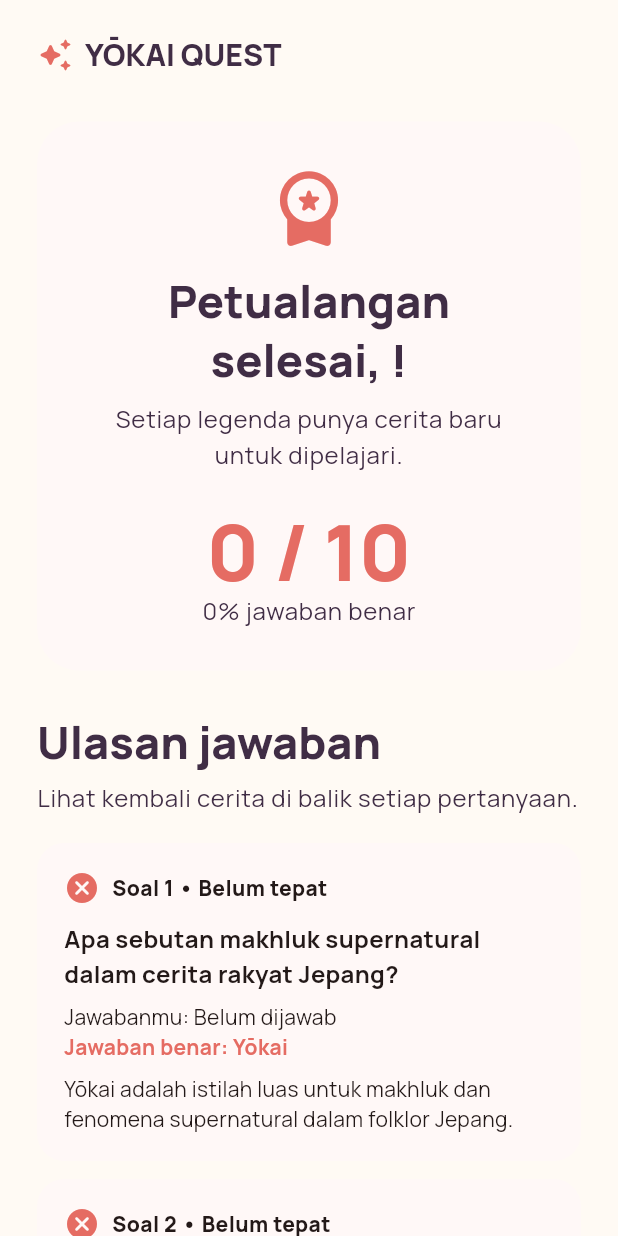
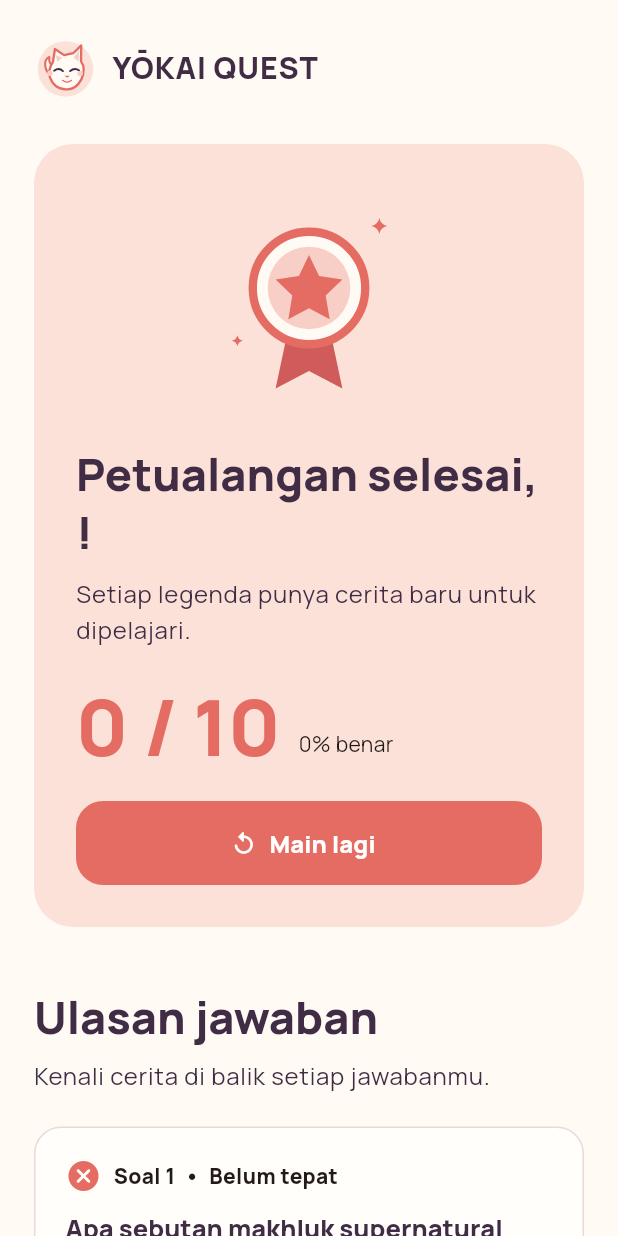
Before and after one commit to ZeaLIsHere/UTS_PM5_TariqRahmadari-241401021, a Flutter app: the ResultPage screen opened directly with empty values, on a phone screen of 412 x 824 dp. Run offline on Flutter 3.47's test engine with Material 3 defaults, Android fonts, the phone set to English and light mode, and no system bars; our stand-ins replace flutter_svg.

Commit message:
feat: redesign results with seal and readable answer review

```diff
--- a/lib/features/result/result_page.dart
+++ b/lib/features/result/result_page.dart
@@ -1,8 +1,10 @@
 import 'package:flutter/material.dart';
+import 'package:flutter_svg/flutter_svg.dart';
 
 import '../../core/app_theme.dart';
 import '../../features/quiz/question.dart';
 import '../../features/quiz/quiz_session.dart';
+import '../../widgets/brand_header.dart';
 import '../../widgets/primary_button.dart';
 
 class ResultPage extends StatelessWidget {
@@ -12,101 +14,129 @@ class ResultPage extends StatelessWidget {
   @override
   Widget build(BuildContext context) {
     final theme = Theme.of(context);
+    final width = MediaQuery.sizeOf(context).width;
+    final gutter = (width * .055).clamp(20.0, 52.0);
     final score = session.score;
     final percentage = (score / questions.length * 100).round();
     return Scaffold(
       body: SafeArea(
         child: Center(
           child: ConstrainedBox(
-            constraints: const BoxConstraints(maxWidth: 780),
+            constraints: const BoxConstraints(maxWidth: 1200),
             child: SingleChildScrollView(
-              padding: EdgeInsets.symmetric(
-                horizontal: (MediaQuery.sizeOf(context).width * .06).clamp(
-                  20.0,
-                  48.0,
-                ),
-                vertical: 24,
+              padding: EdgeInsets.fromLTRB(gutter, 24, gutter, 48),
+              child: LayoutBuilder(
+                builder: (context, box) {
+                  final wide = box.maxWidth >= 820;
+                  final summary = Container(
+                    padding: const EdgeInsets.all(28),
+                    decoration: BoxDecoration(
+                      color: theme.brightness == Brightness.dark
+                          ? AppTheme.darkSurface
+                          : AppTheme.blush,
+                      borderRadius: BorderRadius.circular(26),
                     ),
                     child: Column(
                       crossAxisAlignment: CrossAxisAlignment.start,
                       children: [
-                  Row(
-                    children: [
-                      const Icon(
-                        Icons.auto_awesome_rounded,
-                        color: AppTheme.coral,
+                        Center(
+                          child: SvgPicture.asset(
+                            'assets/svg/result_seal.svg',
+                            height: wide ? 195 : 150,
+                            semanticsLabel: 'Lencana hasil kuis',
                           ),
-                      const SizedBox(width: 8),
-                      Text('YŌKAI QUEST', style: theme.textTheme.titleLarge),
-                    ],
                         ),
-                  const SizedBox(height: 32),
-                  Container(
-                    width: double.infinity,
-                    padding: const EdgeInsets.all(28),
-                    decoration: BoxDecoration(
-                      color: theme.colorScheme.surface,
-                      borderRadius: BorderRadius.circular(28),
-                    ),
-                    child: Column(
-                      children: [
-                        const Icon(
-                          Icons.workspace_premium_rounded,
-                          color: AppTheme.coral,
-                          size: 58,
-                        ),
-                        const SizedBox(height: 14),
+                        const SizedBox(height: 22),
                         Text(
                           'Petualangan selesai, ${session.name}!',
-                          textAlign: TextAlign.center,
                           style: theme.textTheme.headlineMedium,
                         ),
-                        const SizedBox(height: 8),
+                        const SizedBox(height: 10),
                         Text(
                           percentage >= 80
                               ? 'Luar biasa! Kamu ahli mitos Jepang.'
                               : percentage >= 50
                               ? 'Bagus! Terus jelajahi dunia yōkai.'
                               : 'Setiap legenda punya cerita baru untuk dipelajari.',
-                          textAlign: TextAlign.center,
                           style: theme.textTheme.bodyLarge,
                         ),
                         const SizedBox(height: 24),
+                        Row(
+                          crossAxisAlignment: CrossAxisAlignment.end,
+                          children: [
                             Text(
                               '$score / ${questions.length}',
                               style: theme.textTheme.displayLarge?.copyWith(
                                 color: AppTheme.coral,
                               ),
                             ),
-                        Text(
-                          '$percentage% jawaban benar',
-                          style: theme.textTheme.bodyLarge,
+                            const SizedBox(width: 12),
+                            Flexible(
+                              child: Padding(
+                                padding: const EdgeInsets.only(bottom: 6),
+                                child: Text(
+                                  '$percentage% benar',
+                                  style: theme.textTheme.bodyMedium,
+                                ),
+                              ),
                             ),
                           ],
                         ),
+                        const SizedBox(height: 22),
+                        PrimaryButton(
+                          label: 'Main lagi',
+                          icon: Icons.replay_rounded,
+                          onPressed: () => Navigator.popUntil(
+                            context,
+                            (route) => route.isFirst,
                           ),
-                  const SizedBox(height: 28),
-                  Text('Ulasan jawaban', style: theme.textTheme.headlineMedium),
-                  const SizedBox(height: 6),
+                        ),
+                      ],
+                    ),
+                  );
+                  final review = Column(
+                    crossAxisAlignment: CrossAxisAlignment.start,
+                    children: [
                       Text(
-                    'Lihat kembali cerita di balik setiap pertanyaan.',
+                        'Ulasan jawaban',
+                        style: theme.textTheme.headlineMedium,
+                      ),
+                      const SizedBox(height: 8),
+                      Text(
+                        'Kenali cerita di balik setiap jawabanmu.',
                         style: theme.textTheme.bodyLarge,
                       ),
-                  const SizedBox(height: 18),
+                      const SizedBox(height: 22),
                       for (var i = 0; i < questions.length; i++)
                         _ReviewCard(
                           number: i + 1,
                           question: questions[i],
                           answer: session.answers[i],
                         ),
-                  const SizedBox(height: 14),
-                  PrimaryButton(
-                    label: 'Main lagi',
-                    icon: Icons.replay_rounded,
-                    onPressed: () =>
-                        Navigator.popUntil(context, (route) => route.isFirst),
-                  ),
                     ],
+                  );
+                  return Column(
+                    crossAxisAlignment: CrossAxisAlignment.start,
+                    children: [
+                      const BrandHeader(),
+                      SizedBox(height: wide ? 48 : 30),
+                      if (wide)
+                        Row(
+                          crossAxisAlignment: CrossAxisAlignment.start,
+                          children: [
+                            SizedBox(width: box.maxWidth * .38, child: summary),
+                            const SizedBox(width: 42),
+                            Expanded(child: review),
+                          ],
+                        )
+                      else ...[
+                        summary,
+                        const SizedBox(height: 40),
+                        review,
+                      ],
+                    ],
+                  );
+                },
               ),
             ),
           ),
@@ -128,15 +158,16 @@ class _ReviewCard extends StatelessWidget {
 
   @override
   Widget build(BuildContext context) {
+    final theme = Theme.of(context);
     final correct = answer == question.correctIndex;
-    final scheme = Theme.of(context).colorScheme;
-    return Card(
-      margin: const EdgeInsets.only(bottom: 12),
-      elevation: 0,
-      color: scheme.surface,
-      shape: RoundedRectangleBorder(borderRadius: BorderRadius.circular(18)),
-      child: Padding(
-        padding: const EdgeInsets.all(18),
+    return Container(
+      margin: const EdgeInsets.only(bottom: 14),
+      padding: const EdgeInsets.all(20),
+      decoration: BoxDecoration(
+        color: theme.cardColor,
+        border: Border.all(color: theme.dividerColor),
+        borderRadius: BorderRadius.circular(18),
+      ),
       child: Column(
         crossAxisAlignment: CrossAxisAlignment.start,
         children: [
@@ -147,36 +178,42 @@ class _ReviewCard extends StatelessWidget {
                 color: correct ? const Color(0xFF31966A) : AppTheme.coral,
               ),
               const SizedBox(width: 8),
-                Text(
-                  'Soal $number • ${correct ? 'Benar' : 'Belum tepat'}',
-                  style: const TextStyle(fontWeight: FontWeight.w800),
+              Expanded(
+                child: Text(
+                  'Soal $number  •  ${correct ? 'Benar' : 'Belum tepat'}',
+                  style: theme.textTheme.bodyMedium?.copyWith(
+                    fontWeight: FontWeight.w800,
+                  ),
+                ),
               ),
             ],
           ),
-            const SizedBox(height: 10),
+          const SizedBox(height: 12),
           Text(
             question.prompt,
-              style: const TextStyle(fontSize: 16, fontWeight: FontWeight.w700),
+            style: theme.textTheme.titleLarge?.copyWith(fontSize: 17),
           ),
-            const SizedBox(height: 8),
+          const SizedBox(height: 12),
           Text(
             'Jawabanmu: ${answer == null ? 'Belum dijawab' : question.options[answer!]}',
+            style: theme.textTheme.bodyMedium,
           ),
           if (!correct)
-              Text(
+            Padding(
+              padding: const EdgeInsets.only(top: 4),
+              child: Text(
                 'Jawaban benar: ${question.options[question.correctIndex]}',
-                style: const TextStyle(
+                style: theme.textTheme.bodyMedium?.copyWith(
                   color: AppTheme.coral,
-                  fontWeight: FontWeight.w700,
+                  fontWeight: FontWeight.w800,
                 ),
               ),
-            const SizedBox(height: 8),
-            Text(
-              question.explanation,
-              style: Theme.of(context).textTheme.bodyMedium,
             ),
+          const SizedBox(height: 12),
+          Divider(color: theme.dividerColor, height: 1),
+          const SizedBox(height: 12),
+          Text(question.explanation, style: theme.textTheme.bodyMedium),
         ],
-        ),
       ),
     );
   }
```
Lines whose indentation alone changed are shown as unchanged.
